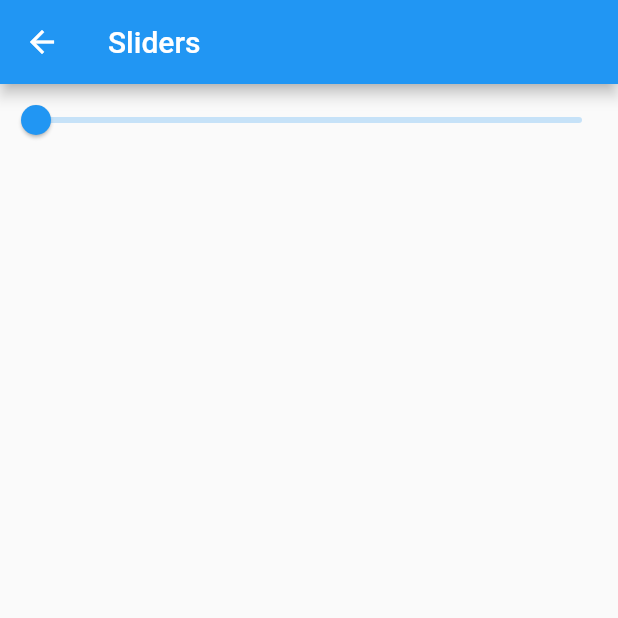
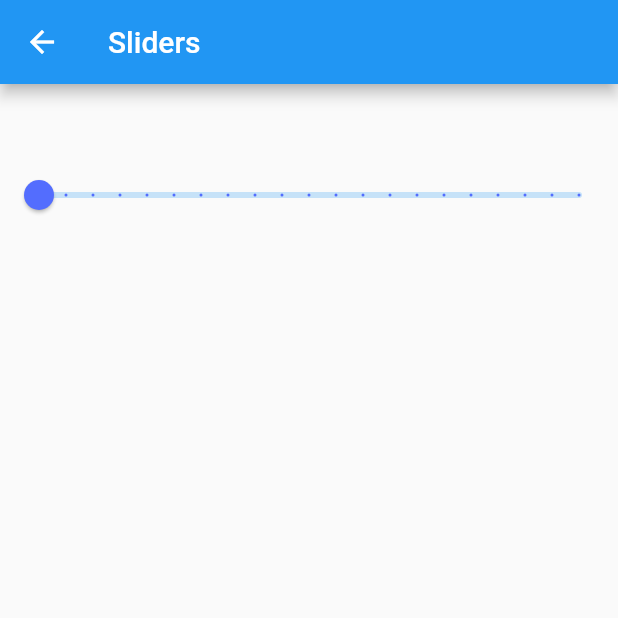
Before and after one commit to MariaLPF/componentes, a Flutter app: the SliderPage screen opened by its route, on a phone screen of 412 x 824 dp, the top half of it. Run offline on Flutter 3.47's test engine with Material 2 defaults, Android fonts, the phone set to English and light mode, and no system bars.

Commit message:
Slider decorations

```diff
--- a/lib/src/pages/slider_page.dart
+++ b/lib/src/pages/slider_page.dart
@@ -16,6 +16,7 @@ class _SliderPageState extends State<SliderPage> {
         title: Text('Sliders'),
       ),
       body: Container(
+        padding: EdgeInsets.only(top: 50.0),
         child: Column(
           children: <Widget>[
             _createSlider()
@@ -28,6 +29,9 @@ class _SliderPageState extends State<SliderPage> {
   Widget _createSlider(){
 
     return Slider(
+      activeColor:Colors.indigoAccent,
+      label:'Tamaño de la imagen',
+      divisions: 20,
       value: _valorSlider,
       min: 10.0,
       max: 400.0,
```
